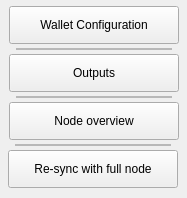
Old version of the form core/navmenuconfigcoldwlt.ui in the repository 0xkobe/mwc-wallet.
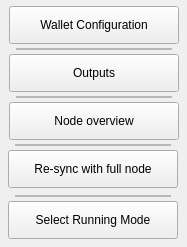
New version of the form. Custom widgets are drawn as their Qt base class.

Commit message: add a menu item for running mode

The edit to the form file:
```diff
--- a/core/navmenuconfigcoldwlt.ui
+++ b/core/navmenuconfigcoldwlt.ui
@@ -7,7 +7,7 @@
     <x>0</x>
     <y>0</y>
     <width>187</width>
-    <height>198</height>
+    <height>247</height>
    </rect>
   </property>
   <property name="windowTitle">
@@ -116,6 +116,35 @@
     <enum>QFrame::Raised</enum>
    </property>
   </widget>
+  <widget class="control::MwcFrameWithBorder" name="frame_6">
+   <property name="geometry">
+    <rect>
+     <x>15</x>
+     <y>195</y>
+     <width>156</width>
+     <height>2</height>
+    </rect>
+   </property>
+   <property name="frameShape">
+    <enum>QFrame::StyledPanel</enum>
+   </property>
+   <property name="frameShadow">
+    <enum>QFrame::Raised</enum>
+   </property>
+  </widget>
+  <widget class="control::NavMenuButton" name="selectRunningModeButton">
+   <property name="geometry">
+    <rect>
+     <x>8</x>
+     <y>201</y>
+     <width>170</width>
+     <height>38</height>
+    </rect>
+   </property>
+   <property name="text">
+    <string>Select Running Mode</string>
+   </property>
+  </widget>
  </widget>
  <customwidgets>
   <customwidget>
```
Left out of the diff: 2 changed lines with no effect on the pictures. The commit also changes 7 other files.
